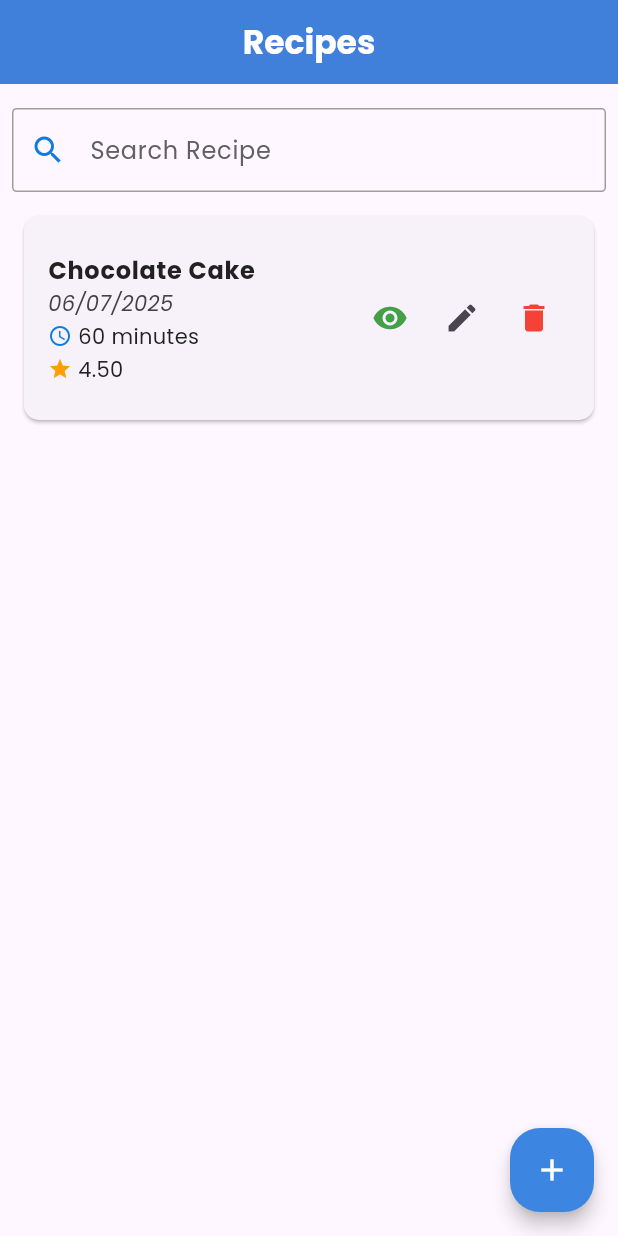
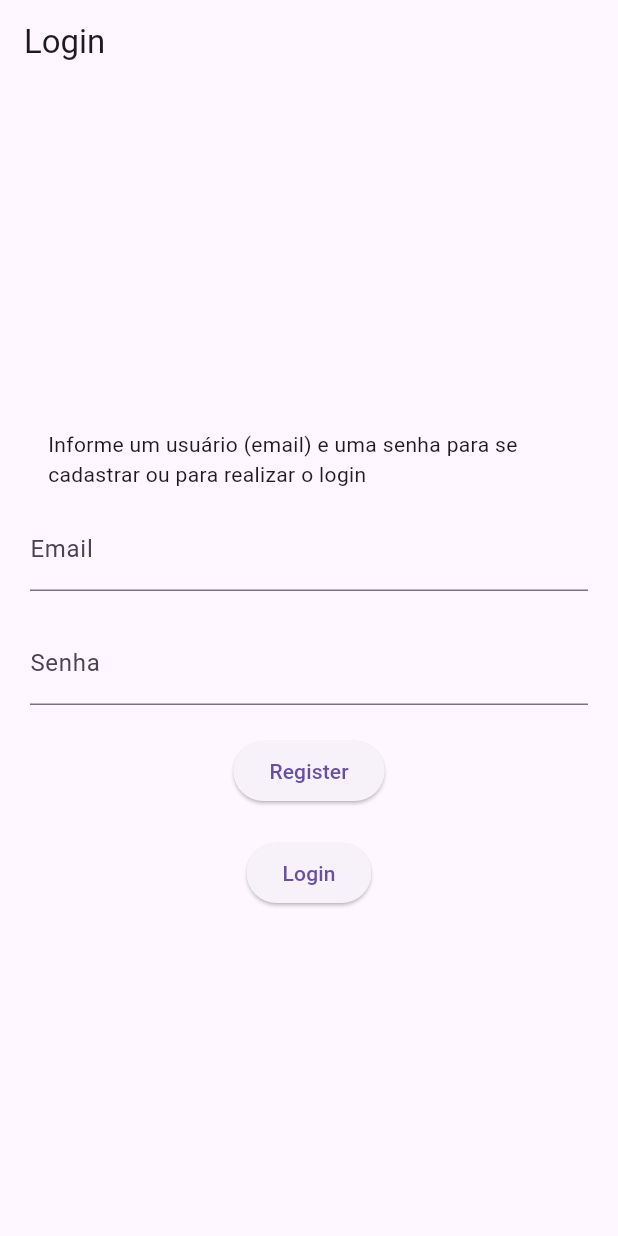
Before and after one commit to LorenzoBondan/Recipe-App, a Flutter app: the screen it shows after launch, on a phone screen of 412 x 824 dp. Run offline on Flutter 3.47's test engine with Material 3 defaults, Android fonts, the phone set to English and light mode, and no system bars; our stand-ins replace firebase_auth, firebase_core, sqflite; accounts and stored records are empty; generated files the repository leaves out were written again.

Commit message:
update build.gradle and add LoginPage as the application home page

```diff
--- a/lib/main.dart
+++ b/lib/main.dart
@@ -5,7 +5,7 @@ import 'package:recipe_app/services/preparation_step_service.dart';
 import 'package:recipe_app/services/random_service.dart';
 import 'package:recipe_app/services/recipe_ingredient_service.dart';
 import 'package:recipe_app/services/recipe_service.dart';
-import 'package:recipe_app/view/recipe/recipe_list_page.dart';
+import 'package:recipe_app/view/login/login_page.dart';
 import 'package:firebase_core/firebase_core.dart';
 import 'firebase_options.dart';
 
@@ -47,7 +47,7 @@ class MyApp extends StatelessWidget {
           fontFamily: 'Poppins',
         ),
         debugShowCheckedModeBanner: false,
-        home: const RecipeListPage(),
+        home: const LoginPage(),
       ),
     );
   }
--- a/lib/services/auth_service.dart
+++ b/lib/services/auth_service.dart
@@ -3,16 +3,16 @@ import 'package:firebase_auth/firebase_auth.dart';
 class AuthService {
   final FirebaseAuth _firebaseAuth = FirebaseAuth.instance;
 
-  Future<String?> login({required String email, required String senha}) async {
+  Future<String?> login({required String email, required String password}) async {
     try {
       await _firebaseAuth.signInWithEmailAndPassword(
-          email: email, password: senha);
+          email: email, password: password);
     } on FirebaseAuthException catch (e) {
       switch (e.code) {
         case "user-not-found":
-          return "Email inválido";
+          return "Invalid e-mail";
         case "wrong-password":
-          return "Senha inválida";
+          return "Invalid password";
       }
       return e.code;
     }
--- /dev/null
+++ b/lib/view/login/login_page.dart
@@ -0,0 +1,115 @@
+import 'package:flutter/material.dart';
+import 'package:recipe_app/services/auth_service.dart';
+import 'package:recipe_app/view/recipe/recipe_list_page.dart';
+
+class LoginPage extends StatelessWidget {
+  const LoginPage({super.key});
+
+  @override
+  Widget build(BuildContext context) {
+    return MaterialApp(
+      title: 'Login',
+      home: Scaffold(
+        appBar: AppBar(
+          title: const Text('Login'),
+        ),
+        body: LoginForm(),
+      ),
+    );
+  }
+}
+
+class LoginForm extends StatefulWidget {
+  const LoginForm({super.key});
+
+  @override
+  State<LoginForm> createState() => _LoginFormState();
+}
+
+class _LoginFormState extends State<LoginForm> {
+  final TextEditingController _emailController = TextEditingController();
+  final TextEditingController _passwordController = TextEditingController();
+
+  AuthService authService = AuthService();
+
+  @override
+  Widget build(BuildContext context) {
+    return Padding(
+      padding: const EdgeInsets.all(20.0),
+      child: Column(
+        mainAxisAlignment: MainAxisAlignment.center,
+        children: <Widget>[
+          Padding(
+            padding: const EdgeInsets.all(12.0),
+            child: Text(
+                'Informe um usuário (email) e uma senha para se cadastrar ou para realizar o login'),
+          ),
+          TextField(
+            controller: _emailController,
+            decoration: const InputDecoration(
+              labelText: 'Email',
+            ),
+          ),
+          const SizedBox(height: 20.0),
+          TextField(
+            controller: _passwordController,
+            obscureText: true,
+            decoration: const InputDecoration(
+              labelText: 'Senha',
+            ),
+          ),
+          const SizedBox(height: 20.0),
+          ElevatedButton(
+            onPressed: () {
+              String email = _emailController.text;
+              String password = _passwordController.text;
+              authService
+                  .register(
+                      email: email, password: password, name: 'Nome do Usuário')
+                  .then((value) {
+                if (value == null) {
+                  Navigator.pushReplacement(
+                    context,
+                    MaterialPageRoute(builder: (context) => RecipeListPage()),
+                  );
+                } else {
+                  ScaffoldMessenger.of(context).showSnackBar(
+                    SnackBar(
+                      content: Text(value),
+                      duration: Duration(seconds: 4),
+                    ),
+                  );
+                }
+              });
+            },
+            child: const Text('Register'),
+          ),
+          const SizedBox(height: 20.0),
+          ElevatedButton(
+            onPressed: () {
+              String email = _emailController.text;
+              String password = _passwordController.text;
+
+              authService.login(email: email, password: password).then((value) {
+                if (value == null) {
+                  Navigator.pushReplacement(
+                    context,
+                    MaterialPageRoute(builder: (context) => RecipeListPage()),
+                  );
+                } else {
+                  ScaffoldMessenger.of(context).showSnackBar(
+                    SnackBar(
+                      content: Text(value),
+                      duration: Duration(seconds: 4),
+                    ),
+                  );
+                }
+              });
+            },
+            child: const Text('Login'),
+          ),
+        ],
+      ),
+    );
+  }
+}
```
Also changed, not shown: 1 other file.
